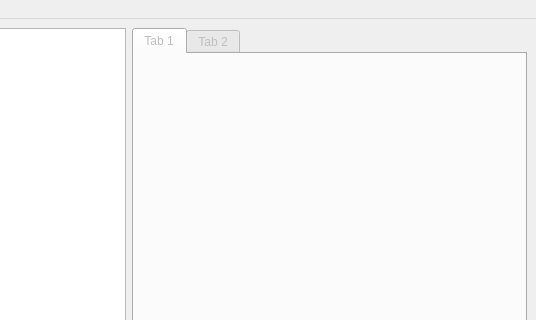
Above: res/window.ui from remeh/mehstation-config before the change; both pictures show x 83 to 619 and y 0 to 320 of the 619 by 469 pixel window. Below: the same form after it.
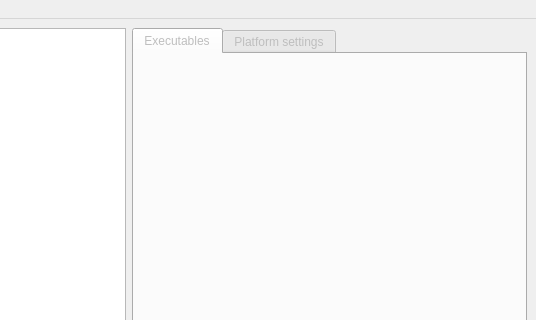
That is the form after the change.

Commit message: Loading of executable + UI for executable config.

Diff of the .ui file:
```diff
--- a/res/window.ui
+++ b/res/window.ui
@@ -77,13 +77,13 @@
         </property>
         <widget class="QWidget" name="executables">
          <attribute name="title">
-          <string>Tab 1</string>
+          <string>Executables</string>
          </attribute>
          <layout class="QVBoxLayout" name="verticalLayout"/>
         </widget>
         <widget class="QWidget" name="settings">
          <attribute name="title">
-          <string>Tab 2</string>
+          <string>Platform settings</string>
          </attribute>
         </widget>
        </widget>
```
The commit also changes 6 other files.
